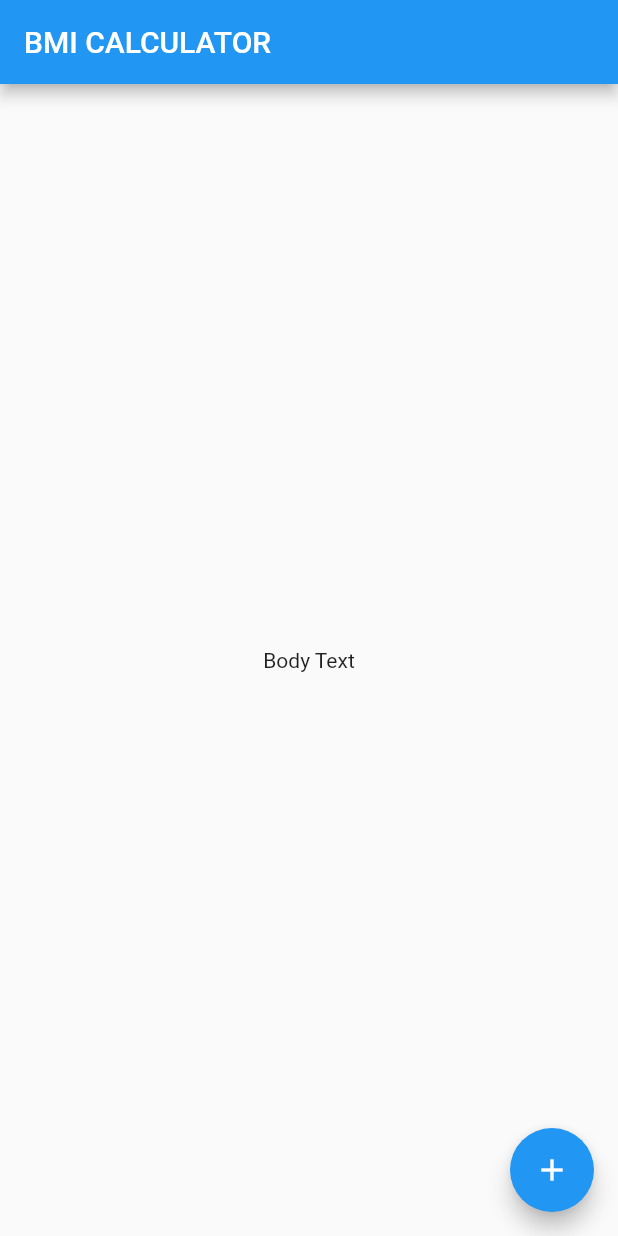
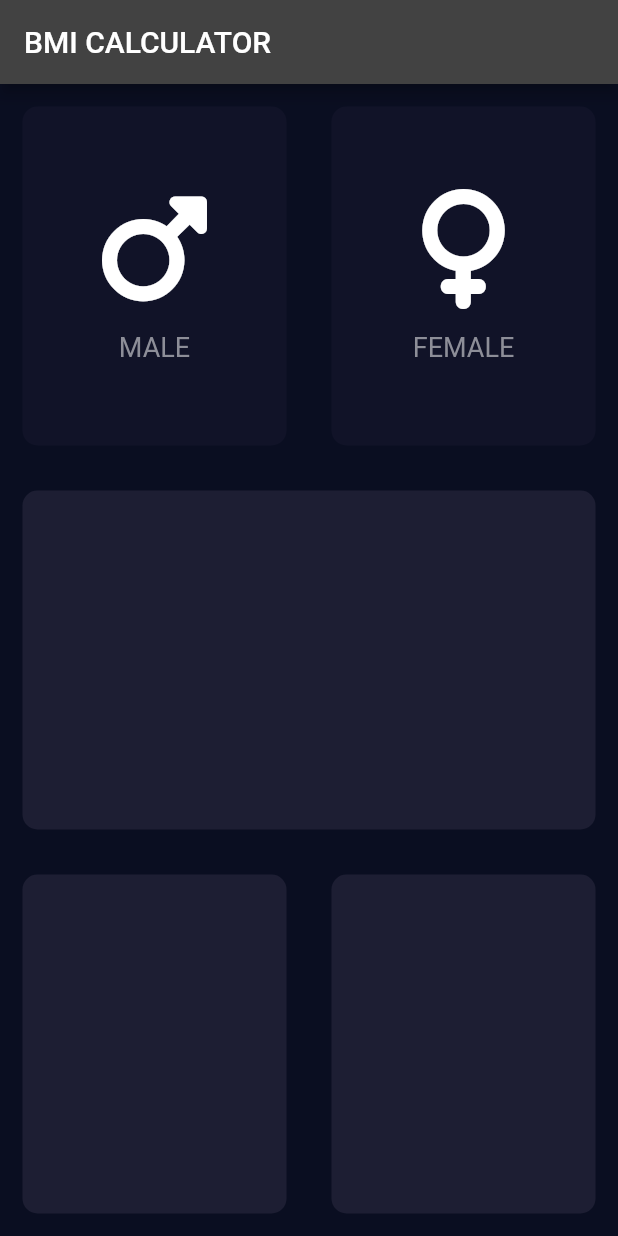
Before and after one commit to kschoi/bmi_calculator_flutter, a Flutter app: the screen it shows after launch, on a phone screen of 412 x 824 dp. Run offline on Flutter 3.47's test engine with Material 2 defaults, Android fonts, the phone set to English and light mode, and no system bars; our stand-ins replace font_awesome_flutter.

Commit message:
feat: enum and voidcallback

```diff
--- /dev/null
+++ b/lib/icon_content.dart
@@ -0,0 +1,30 @@
+import 'package:flutter/cupertino.dart';
+
+const labelTextStyle = TextStyle(
+  fontSize: 18.0,
+  color: Color(0xFF8D8E98),
+);
+
+class IconContent extends StatelessWidget {
+  final IconData icon;
+  final String label;
+
+  IconContent({required this.icon, required this.label});
+
+  @override
+  Widget build(BuildContext context) {
+    return Column(mainAxisAlignment: MainAxisAlignment.center, children: [
+      Icon(
+        icon,
+        size: 80.0,
+      ),
+      const SizedBox(
+        height: 15.0,
+      ),
+      Text(
+        label,
+        style: labelTextStyle,
+      )
+    ]);
+  }
+}
--- /dev/null
+++ b/lib/input_page.dart
@@ -0,0 +1,94 @@
+import 'package:flutter/material.dart';
+import 'package:font_awesome_flutter/font_awesome_flutter.dart';
+
+import 'icon_content.dart';
+import 'reusable_card.dart';
+
+const activeCardColor = Color(0xFF1D1E33);
+const inactiveCardColor = Color(0xFF111328);
+
+enum Gender { Male, Female }
+
+class InputPage extends StatefulWidget {
+  @override
+  _InputPageState createState() => _InputPageState();
+}
+
+class _InputPageState extends State<InputPage> {
+  Gender? selectedGender;
+
+  @override
+  Widget build(BuildContext context) {
+    return Scaffold(
+      appBar: AppBar(
+        title: const Text('BMI CALCULATOR'),
+      ),
+      body: Column(
+        children: [
+          Expanded(
+            child: Row(
+              children: [
+                Expanded(
+                  child: ReusableCard(
+                    colour: selectedGender == Gender.Male
+                        ? activeCardColor
+                        : inactiveCardColor,
+                    onPress: () {
+                      setState(() {
+                        selectedGender = Gender.Male;
+                      });
+                    },
+                    cardChild: IconContent(
+                      icon: FontAwesomeIcons.mars,
+                      label: 'MALE',
+                    ),
+                  ),
+                ),
+                Expanded(
+                  child: ReusableCard(
+                    colour: selectedGender == Gender.Female
+                        ? activeCardColor
+                        : inactiveCardColor,
+                    onPress: () {
+                      setState(() {
+                        selectedGender = Gender.Female;
+                      });
+                    },
+                    cardChild: IconContent(
+                      icon: FontAwesomeIcons.venus,
+                      label: 'FEMALE',
+                    ),
+                  ),
+                ),
+              ],
+            ),
+          ),
+          Expanded(
+            child: ReusableCard(
+              colour: activeCardColor,
+              cardChild: Container(),
+            ),
+          ),
+          Expanded(
+            child: Row(
+              children: [
+                Expanded(
+                  child: ReusableCard(
+                    colour: activeCardColor,
+                    cardChild: Container(),
+                  ),
+                ),
+                Expanded(
+                  child: ReusableCard(
+                    colour: activeCardColor,
+                    cardChild: Container(),
+                  ),
+                ),
+              ],
+            ),
+          ),
+        ],
+      ),
+    );
+  }
+}
--- a/lib/main.dart
+++ b/lib/main.dart
@@ -1,4 +1,6 @@
 import 'package:flutter/material.dart';
+
+import 'input_page.dart';
 
 void main() => runApp(BMICalculator());
 
@@ -6,30 +8,12 @@ class BMICalculator extends StatelessWidget {
   @override
   Widget build(BuildContext context) {
     return MaterialApp(
+      theme: ThemeData.dark().copyWith(
+        primaryColor: const Color(0xFF0A0E21),
+        scaffoldBackgroundColor: const Color(0xFF0A0E21),
+      ),
       home: InputPage(),
+      debugShowCheckedModeBanner: false,
     );
   }
 }
-
-class InputPage extends StatefulWidget {
-  @override
-  _InputPageState createState() => _InputPageState();
-}
-
-class _InputPageState extends State<InputPage> {
-  @override
-  Widget build(BuildContext context) {
-    return Scaffold(
-      appBar: AppBar(
-        title: Text('BMI CALCULATOR'),
-      ),
-      body: Center(
-        child: const Text('Body Text'),
-      ),
-      floatingActionButton: FloatingActionButton(
-        onPressed: () {},
-        child: const Icon(Icons.add),
-      ),
-    );
-  }
-}
--- /dev/null
+++ b/lib/reusable_card.dart
@@ -0,0 +1,24 @@
+import 'package:flutter/material.dart';
+
+class ReusableCard extends StatelessWidget {
+  final Color colour;
+  final Widget? cardChild;
+  final VoidCallback? onPress;
+
+  ReusableCard({required this.colour, this.cardChild, this.onPress});
+
+  @override
+  Widget build(BuildContext context) {
+    return GestureDetector(
+      onTap: onPress,
+      child: Container(
+        margin: const EdgeInsets.all(15.0),
+        decoration: BoxDecoration(
+          color: colour,
+          borderRadius: BorderRadius.circular(10.0),
+        ),
+        child: cardChild,
+      ),
+    );
+  }
+}
--- a/pubspec.yaml
+++ b/pubspec.yaml
@@ -35,6 +35,7 @@ dependencies:
   # The following adds the Cupertino Icons font to your application.
   # Use with the CupertinoIcons class for iOS style icons.
   cupertino_icons: ^1.0.2
+  font_awesome_flutter: ^10.4.0
 
 dev_dependencies:
   flutter_test:
```
Also changed, not shown: pubspec.lock.
